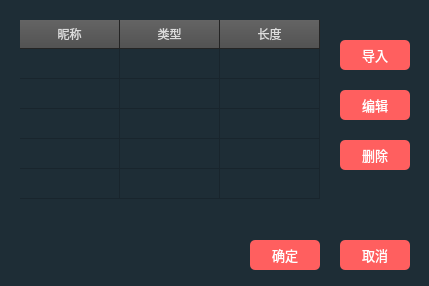
Before: the Qt Designer form secretkeywidget.ui in HuaGouFdog/Fdog-Kit, drawn with Qt 5.
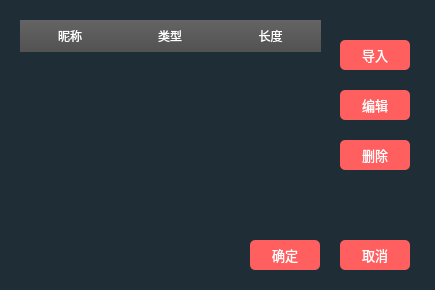
After: the same form once the commit is applied. Icons and pictures are not drawn.

```diff
--- a/secretkeywidget.ui
+++ b/secretkeywidget.ui
@@ -6,8 +6,8 @@
    <rect>
     <x>0</x>
     <y>0</y>
-    <width>429</width>
-    <height>286</height>
+    <width>435</width>
+    <height>290</height>
    </rect>
   </property>
   <property name="windowTitle">
@@ -23,7 +23,7 @@
      <x>20</x>
      <y>20</y>
      <width>301</width>
-     <height>211</height>
+     <height>201</height>
     </rect>
    </property>
    <property name="font">
@@ -37,27 +37,104 @@
     <string notr="true">QTableWidget::item:hover{
 	background-color:rgb(92,188,227,200)
 }
-QTableWidget::item:selected{background-color:#1B89A1}
+QTableWidget::item:selected{
+	background-color:#1B89A1
+}
+
 QHeaderView::section,QTableCornerButton:section{
-    padding:3px; 
+    padding:5px; 
     margin:0px; 
-    color:#DCDCDC;  
+    
+	font: 10pt &quot;OPPOSans B&quot;;
+	color: rgb(255, 255, 255);
     border:1px solid #242424;
     border-left-width:0px; 
-    border-right-width:1px; 
+    border-right-width:0px; 
     border-top-width:0px; 
-    border-bottom-width:1px;
+    border-bottom-width:0px;
 	background:qlineargradient(spread:pad,x1:0,y1:0,x2:0,y2:1,stop:0 #646464,stop:1 #525252); 
 }
 QTableWidget{
 	border:none;
 	background-color: rgb(30, 45, 54);
 	color: rgb(255, 255, 255);
+}
+
+QScrollBar:vertical {
+    width: 10px;
+	background-color: rgba(0, 41, 69, 0);
+    margin: 0px,0px,0px,0px;
+    padding-top: 0px;		/*//隐藏上下的箭头*/
+    padding-bottom: 0px;
+}
+QScrollBar::handle:vertical {
+    width: 10px;
+	
+	background-color: rgb(239, 239, 239);
+    /*滚动条两端变成椭圆 */
+    border-radius: 2px;
+    min-height: 0;
+}
+
+QScrollBar::sub-page:vertical {
+    
+	background-color: rgba(255, 255, 255, 0);
+}
+QScrollBar::add-page:vertical 
+{
+    background-color: rgba(255, 255, 255, 0);
+}
+
+QScrollBar::add-line:vertical {
+	border: none;
+    height: 0px;
+    subcontrol-position: bottom;
+    subcontrol-origin: margin;
+}
+QScrollBar::sub-line:vertical {
+    border: none;
+    height: 0px;
+    subcontrol-position: top;
+    subcontrol-origin: margin;
+}
+
+QScrollBar::down-arrow:vertical {
+    border:none;
+}
+QScrollBar::up-arrow:vertical {
+    border:none;
 }</string>
    </property>
+   <property name="horizontalScrollBarPolicy">
+    <enum>Qt::ScrollBarAlwaysOff</enum>
+   </property>
+   <property name="editTriggers">
+    <set>QAbstractItemView::NoEditTriggers</set>
+   </property>
+   <property name="selectionMode">
+    <enum>QAbstractItemView::SingleSelection</enum>
+   </property>
+   <property name="selectionBehavior">
+    <enum>QAbstractItemView::SelectRows</enum>
+   </property>
+   <property name="horizontalScrollMode">
+    <enum>QAbstractItemView::ScrollPerItem</enum>
+   </property>
+   <property name="showGrid">
+    <bool>false</bool>
+   </property>
+   <property name="gridStyle">
+    <enum>Qt::NoPen</enum>
+   </property>
    <attribute name="horizontalHeaderCascadingSectionResizes">
     <bool>false</bool>
    </attribute>
+   <attribute name="horizontalHeaderHighlightSections">
+    <bool>false</bool>
+   </attribute>
+   <attribute name="horizontalHeaderStretchLastSection">
+    <bool>true</bool>
+   </attribute>
    <attribute name="verticalHeaderVisible">
     <bool>false</bool>
    </attribute>
```
Left out of the diff: 28 changed lines with no effect on the pictures.
